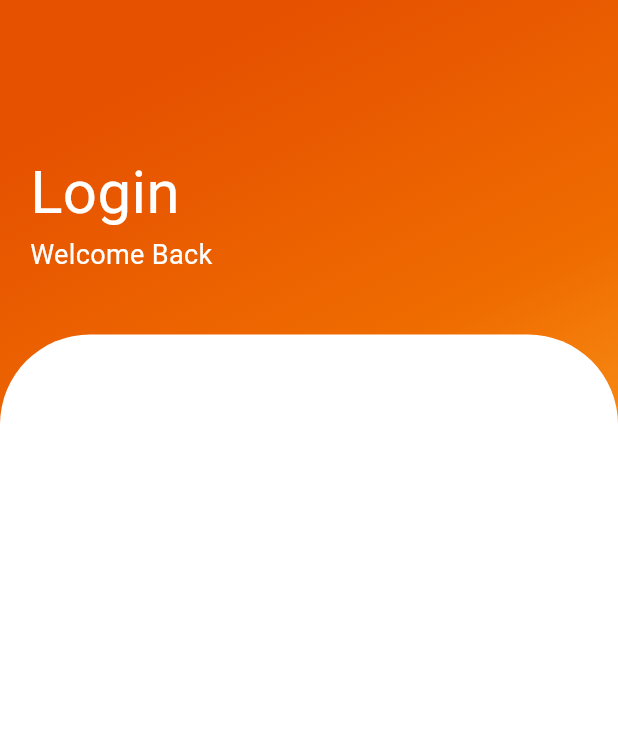
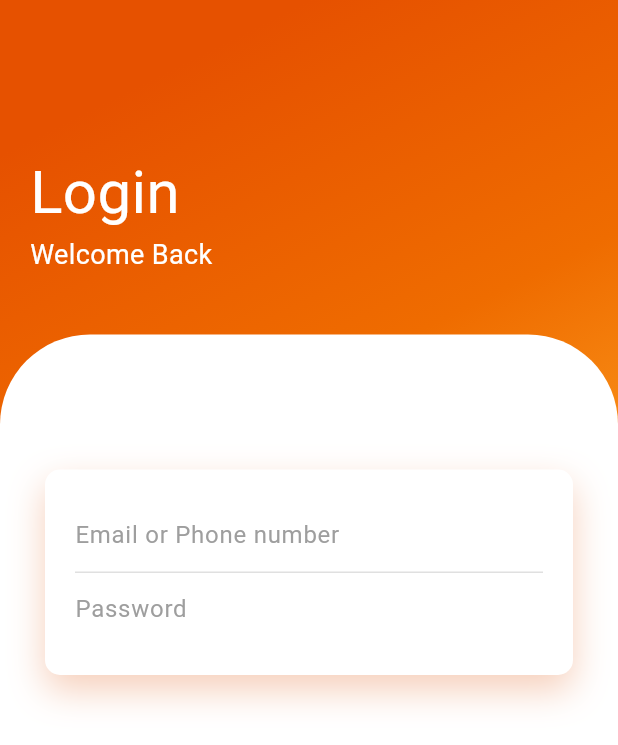
Before and after one commit to sydney1232/login_page_3, a Flutter app: the screen it shows after launch, on a phone screen of 412 x 824 dp. Shown: the top 745 px of the screen. Run offline on Flutter 3.47's test engine with Material 3 defaults, Android fonts, the phone set to English and light mode, and no system bars.

Commit message:
Added user and pass textfield

```diff
--- a/lib/main.dart
+++ b/lib/main.dart
@@ -54,11 +54,63 @@ class _LoginPageState extends State<LoginPage> {
             Expanded(
               child: Container(
                 decoration: BoxDecoration(
-                    color: Colors.white,
-                    borderRadius: BorderRadius.only(
-                      topLeft: Radius.circular(60),
-                      topRight: Radius.circular(60),
-                    )),
+                  color: Colors.white,
+                  borderRadius: BorderRadius.only(
+                    topLeft: Radius.circular(60),
+                    topRight: Radius.circular(60),
+                  ),
+                ),
+                child: Padding(
+                  padding: EdgeInsets.all(30),
+                  child: Column(
+                    children: [
+                      SizedBox(height: 60),
+                      Container(
+                        padding: EdgeInsets.all(20),
+                        decoration: BoxDecoration(
+                          color: Colors.white,
+                          borderRadius: BorderRadius.circular(10),
+                          boxShadow: [
+                            const BoxShadow(
+                              offset: Offset(0, 10),
+                              blurRadius: 20,
+                              color: Color.fromRGBO(225, 95, 27, .3),
+                            )
+                          ],
+                        ),
+                        child: Column(
+                          children: [
+                            Container(
+                              decoration: BoxDecoration(
+                                border: Border(
+                                  bottom:
+                                      BorderSide(color: Colors.grey.shade300),
+                                ),
+                              ),
+                              child: TextField(
+                                decoration: InputDecoration(
+                                  hintStyle: TextStyle(color: Colors.grey),
+                                  border: InputBorder.none,
+                                  hintText: "Email or Phone number",
+                                ),
+                              ),
+                            ),
+                            Container(
+                              decoration: BoxDecoration(),
+                              child: TextField(
+                                decoration: InputDecoration(
+                                  hintStyle: TextStyle(color: Colors.grey),
+                                  border: InputBorder.none,
+                                  hintText: "Password",
+                                ),
+                              ),
+                            ),
+                          ],
+                        ),
+                      )
+                    ],
+                  ),
+                ),
               ),
             )
           ],
```
